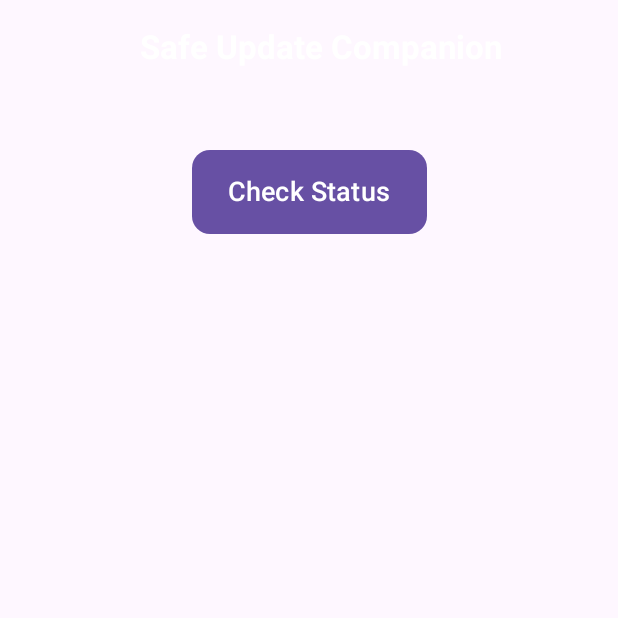
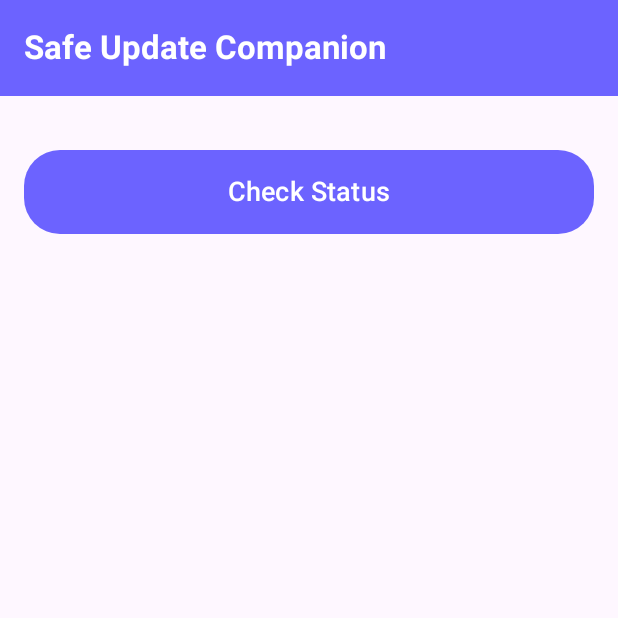
Before and after one commit to AJIN-98/SafeUpdateCompanion, an Android app built with Jetpack Compose: the screen it shows after launch (MainActivity), on a phone screen of 412 x 824 dp, the top half of it. Run offline under Robolectric (Android 15) with nearby library versions, the phone set to English and light mode, and no system bars; our stand-ins replace accompanist.

Commit message:
SafeUpdateCompanion : updated UI

```diff
--- a/app/build.gradle.kts
+++ b/app/build.gradle.kts
@@ -49,6 +49,7 @@ dependencies {
     implementation(libs.androidx.ui.graphics)
     implementation(libs.androidx.ui.tooling.preview)
     implementation(libs.androidx.material3)
+    implementation("com.google.accompanist:accompanist-systemuicontroller:0.31.1-alpha")
     testImplementation(libs.junit)
     androidTestImplementation(libs.androidx.junit)
     androidTestImplementation(libs.androidx.espresso.core)
--- a/app/src/main/java/com/example/safeupdatecompanion/MainActivity.kt
+++ b/app/src/main/java/com/example/safeupdatecompanion/MainActivity.kt
@@ -27,13 +27,28 @@ import kotlinx.coroutines.withContext
 import java.io.BufferedInputStream
 import java.net.HttpURLConnection
 import java.net.URL
+import com.google.accompanist.systemuicontroller.rememberSystemUiController
+import androidx.compose.ui.graphics.Color
+import androidx.compose.runtime.SideEffect
 
 class MainActivity : ComponentActivity() {
     override fun onCreate(savedInstanceState: Bundle?) {
         super.onCreate(savedInstanceState)
         setContent {
             SafeUpdateApp()
+            SetStatusBarColor()
+
         }
+    }
+}
+@Composable
+fun SetStatusBarColor() {
+    val systemUiController = rememberSystemUiController()
+    SideEffect {
+        systemUiController.setStatusBarColor(
+            color = Color(0xFF6C63FF), // Purple background
+            darkIcons = true // make icons dark
+        )
     }
 }
 
@@ -54,17 +69,20 @@ fun SafeUpdateApp() {
     Scaffold(
         topBar = {
             TopAppBar(
+                modifier = Modifier.fillMaxWidth(),
                 title = {
-                    Box(modifier = Modifier.fillMaxWidth(), contentAlignment = Alignment.Center) {
-                        Text(
-                            "Safe Update Companion",
-                            fontSize = 22.sp,
-                            fontWeight = FontWeight.Bold,
-                            color = MaterialTheme.colorScheme.onPrimary
-                        )
-                    }
-                }
+                    Text(
+                        "Safe Update Companion",
+                        fontSize = 22.sp,
+                        fontWeight = FontWeight.Bold,
+                        color = Color.White
+                    )
+                },
+                colors = TopAppBarDefaults.mediumTopAppBarColors(
+                    containerColor = Color(0xFF6C63FF) // purple
+                )
             )
+
         },
         content = { padding ->
             Column(
@@ -95,10 +113,13 @@ fun SafeUpdateApp() {
                             }
                         }
                     },
-                    shape = RoundedCornerShape(12.dp),
-                    modifier = Modifier.height(56.dp)
+                    colors = ButtonDefaults.buttonColors(containerColor = Color(0xFF6C63FF)),
+                    shape = RoundedCornerShape(24.dp),
+                    modifier = Modifier
+                        .fillMaxWidth()
+                        .height(56.dp)
                 ) {
-                    Text("Check Status", fontSize = 18.sp)
+                    Text("Check Status", color = Color.White, fontSize = 18.sp)
                 }
 
                 Spacer(modifier = Modifier.height(30.dp))
```
